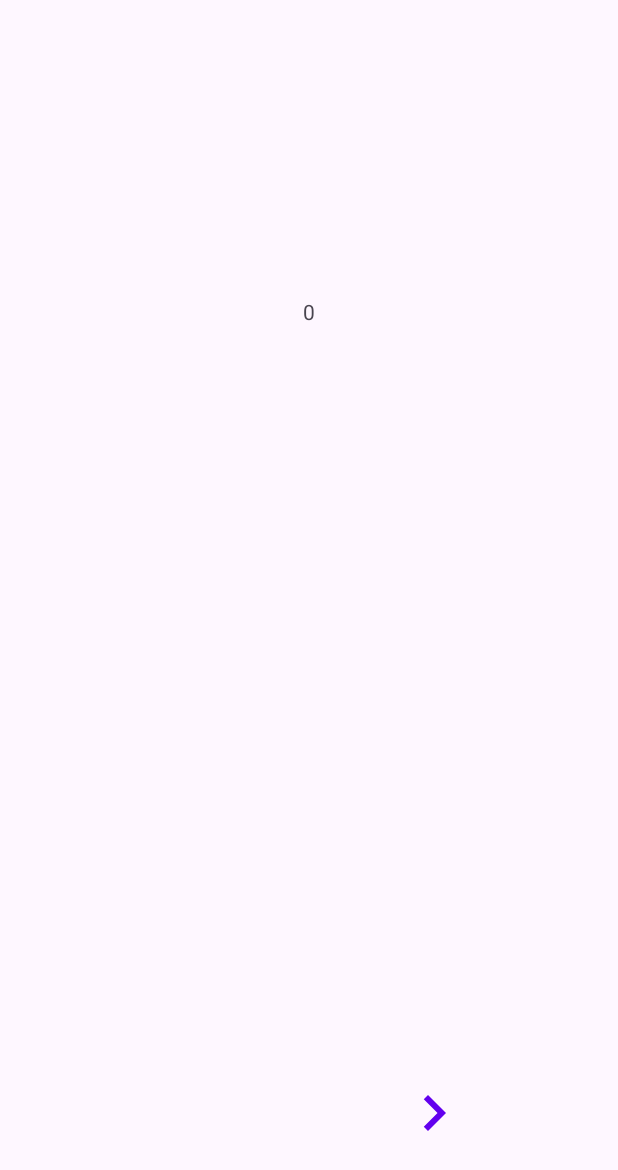
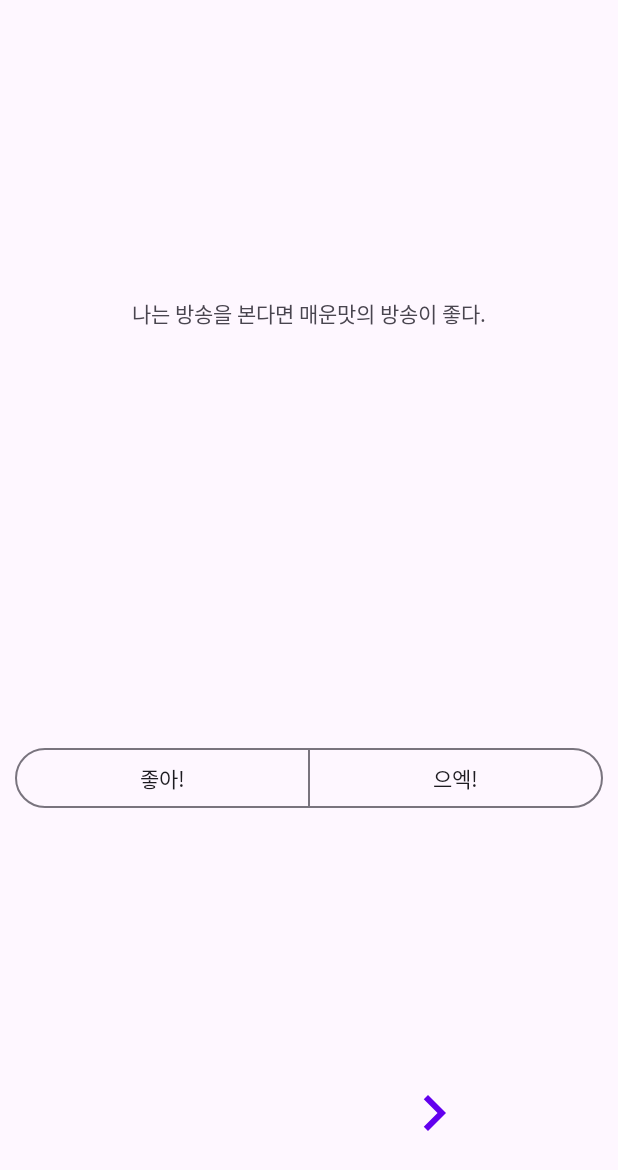
Before and after one commit to NaDaPuPu/AboutAbove, an Android app: the TestActivity screen opened directly, with no data from a screen before it, on a phone screen of 412 x 824 dp. Before the commit the part shown is almost empty. Shown: the top 1170 px of the screen. Run offline under Robolectric (Android 15) with nearby library versions, the phone set to English and light mode, and no system bars.

Commit message:
Feat : 데이터 구조 추가, Fragment에서 출력
질문, 대답, 결과 점수 데이터 구조 추가, Activity에서 전달된 데이터 Fragment로 출력

```diff
--- a/app/build.gradle
+++ b/app/build.gradle
@@ -36,7 +36,7 @@ android {
 }
 
 dependencies {
-    implementation "androidx.compose.material3:material3:1.0.0-alpha11"
+    implementation "androidx.compose.material3:material3:1.0.0-alpha12"
 
     implementation 'androidx.core:core-ktx:1.7.0'
     implementation 'androidx.appcompat:appcompat:1.4.1'
--- a/app/src/main/java/com/pupu/aboutabove/TestActivity.kt
+++ b/app/src/main/java/com/pupu/aboutabove/TestActivity.kt
@@ -17,18 +17,36 @@ class TestActivity : FragmentActivity(), View.OnClickListener {
     private var mBinding: ActivityTestBinding? = null
     private val binding get() = mBinding!!
 
-    private val question = listOf<Pair<String, String>>(
-        Pair("", ""),
-        Pair("", ""),
-        Pair("", ""),
-        Pair("", ""),
-        Pair("", ""),
-        Pair("", ""),
-        Pair("", ""),
-        Pair("", ""),
-        Pair("", ""),
-        Pair("", "")
+    // 질문, A 지문, B 지문
+    private val question = listOf<Triple<String, String, String>>(
+        Triple("나는 방송을 본다면 매운맛의 방송이 좋다.", "좋아!", "으엑!"),
+        Triple("", "", ""),
+        Triple("", "", ""),
+        Triple("", "", ""),
+        Triple("", "", ""),
+        Triple("", "", ""),
+        Triple("", "", ""),
+        Triple("", "", ""),
+        Triple("", "", ""),
+        Triple("", "", ""),
     )
+
+    // 선택 지문 A, B에 따라 각각 점수가 달라짐
+    // Pair<(A선택, B선택)>, arrayOf(비경, 프프, 라온, 비경, 록리)
+    private val score = listOf<Pair<Array<Int>, Array<Int>>>(
+        Pair(arrayOf(), arrayOf()),
+        Pair(arrayOf(), arrayOf()),
+        Pair(arrayOf(), arrayOf()),
+        Pair(arrayOf(), arrayOf()),
+        Pair(arrayOf(), arrayOf()),
+        Pair(arrayOf(), arrayOf()),
+        Pair(arrayOf(), arrayOf()),
+        Pair(arrayOf(), arrayOf()),
+        Pair(arrayOf(), arrayOf()),
+        Pair(arrayOf(), arrayOf()),
+    )
+
+
 
     override fun onCreate(savedInstanceState: Bundle?) {
         // View Binding
@@ -39,9 +57,12 @@ class TestActivity : FragmentActivity(), View.OnClickListener {
         // Pager Adapter
         val pagerAdapter = TestViewPagerAdapter(this)
         binding.viewPager2Test.adapter = pagerAdapter
+        binding.viewPager2Test.isUserInputEnabled = false
         binding.viewPager2Test.registerOnPageChangeCallback(object : ViewPager2.OnPageChangeCallback() {
             override fun onPageSelected(pos: Int) {
                 super.onPageSelected(pos)
+                val fragment: Fragment? = supportFragmentManager.findFragmentByTag("android:switcher:" + binding.viewPager2Test + ":" + pos)
+
                 when (pos) {
                     0 -> binding.buttonTestBefore.visibility = View.INVISIBLE
                     NUM_PAGES - 1 -> binding.buttonTestAfter.visibility = View.INVISIBLE
@@ -83,6 +104,6 @@ class TestActivity : FragmentActivity(), View.OnClickListener {
     private inner class TestViewPagerAdapter(fa: FragmentActivity) : FragmentStateAdapter(fa) {
         override fun getItemCount(): Int = NUM_PAGES
 
-        override fun createFragment(position: Int): Fragment = TestFragment(position)
+        override fun createFragment(position: Int): Fragment = TestFragment(question.get(position))
     }
 }
--- a/app/src/main/java/com/pupu/aboutabove/TestFragment.kt
+++ b/app/src/main/java/com/pupu/aboutabove/TestFragment.kt
@@ -1,15 +1,17 @@
 package com.pupu.aboutabove
 
 import android.os.Bundle
+import android.util.Log
 import androidx.fragment.app.Fragment
 import android.view.LayoutInflater
 import android.view.View
 import android.view.ViewGroup
 import com.pupu.aboutabove.databinding.FragmentTestBinding
 
-class TestFragment(private val pos: Int) : Fragment() {
+class TestFragment(private val data: Triple<String, String, String>) : Fragment() {
     private var mBinding: FragmentTestBinding? = null
     private val binding get() = mBinding!!
+    public var checkedIndex: Int = 0
 
     override fun onCreateView(
         inflater: LayoutInflater, container: ViewGroup?,
@@ -19,7 +21,21 @@ class TestFragment(private val pos: Int) : Fragment() {
         mBinding = FragmentTestBinding.inflate(inflater, container, false)
         val view = binding.root
 
-        binding.textViewTestPos.text = "$pos"
+        binding.textViewTestQuestion.text = data.first
+        binding.buttonTestA.text = data.second
+        binding.buttonTestB.text = data.third
+
+        binding.toggleGroupTest.addOnButtonCheckedListener {group, checkedId, isChecked ->
+            if (!isChecked) return@addOnButtonCheckedListener
+
+            checkedIndex = when (checkedId) {
+                binding.buttonTestA.id -> 0
+                binding.buttonTestB.id -> 1
+                else -> return@addOnButtonCheckedListener
+            }
+
+            Log.d("test", checkedIndex.toString())
+        }
 
         return view
     }
--- a/app/src/main/res/layout/fragment_test.xml
+++ b/app/src/main/res/layout/fragment_test.xml
@@ -8,7 +8,7 @@
     tools:context=".TestFragment" >
 
     <TextView
-        android:id="@+id/textViewTestPos"
+        android:id="@+id/textViewTestQuestion"
         android:layout_width="0dp"
         android:layout_height="wrap_content"
         android:gravity="center"
@@ -22,4 +22,41 @@
         android:layout_height="wrap_content"
         android:orientation="horizontal"
         app:layout_constraintGuide_percent="0.3" />
+
+    <androidx.constraintlayout.widget.Guideline
+        android:id="@+id/guideline6"
+        android:layout_width="wrap_content"
+        android:layout_height="wrap_content"
+        android:orientation="horizontal"
+        app:layout_constraintGuide_percent="0.75" />
+
+    <com.google.android.material.button.MaterialButtonToggleGroup
+        android:id="@+id/toggleGroupTest"
+        android:layout_width="0dp"
+        android:layout_height="wrap_content"
+        android:layout_marginStart="10dp"
+        android:layout_marginEnd="10dp"
+        app:layout_constraintEnd_toEndOf="parent"
+        app:layout_constraintStart_toStartOf="parent"
+        app:layout_constraintTop_toTopOf="@+id/guideline6"
+        app:singleSelection="true">
+
+        <com.google.android.material.button.MaterialButton
+            android:id="@+id/buttonTestA"
+            style="@style/Widget.Material3.Button.OutlinedButton"
+            android:layout_width="wrap_content"
+            android:layout_height="wrap_content"
+            android:layout_weight="1"
+            android:contentDescription="@string/test_description_A_button" />
+
+        <com.google.android.material.button.MaterialButton
+            android:id="@+id/buttonTestB"
+            style="@style/Widget.Material3.Button.OutlinedButton"
+            android:layout_width="wrap_content"
+            android:layout_height="wrap_content"
+            android:layout_weight="1"
+            android:contentDescription="@string/test_description_B_button" />
+
+    </com.google.android.material.button.MaterialButtonToggleGroup>
+
 </androidx.constraintlayout.widget.ConstraintLayout>
--- a/app/src/main/res/values/strings.xml
+++ b/app/src/main/res/values/strings.xml
@@ -30,4 +30,6 @@
     <!--  Test 스크립트  -->
     <string name="test_description_left_button">왼쪽</string>
     <string name="test_description_right_button">오른쪽</string>
+    <string name="test_description_A_button">답변 A</string>
+    <string name="test_description_B_button">답변 B</string>
 </resources>
```
